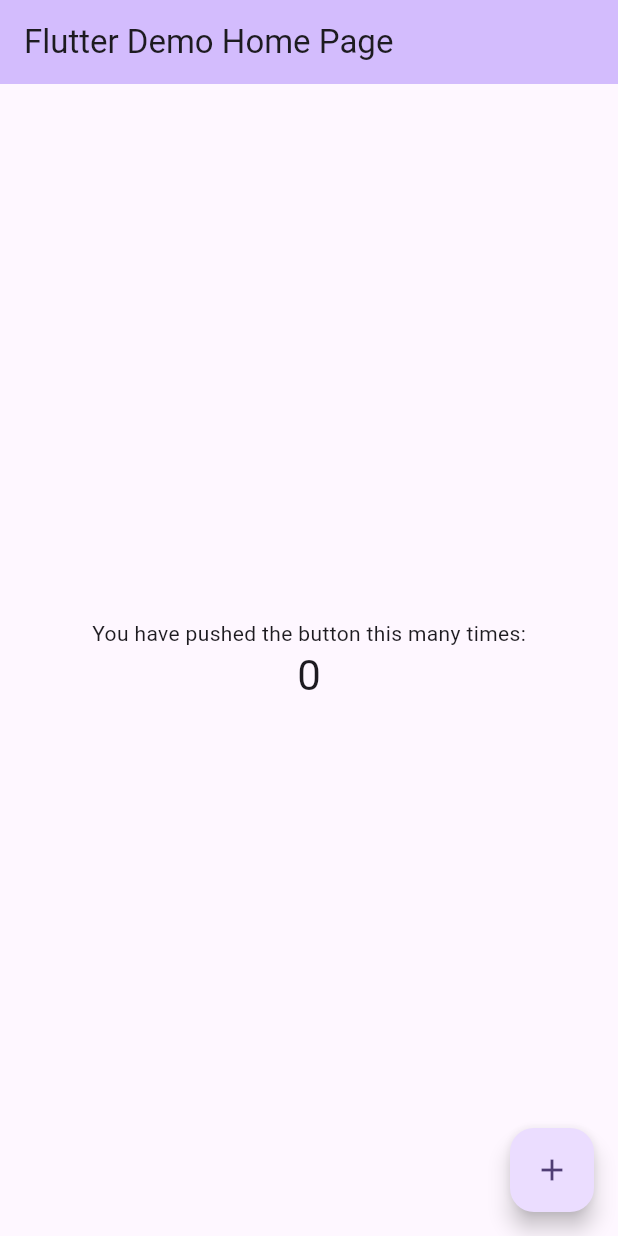
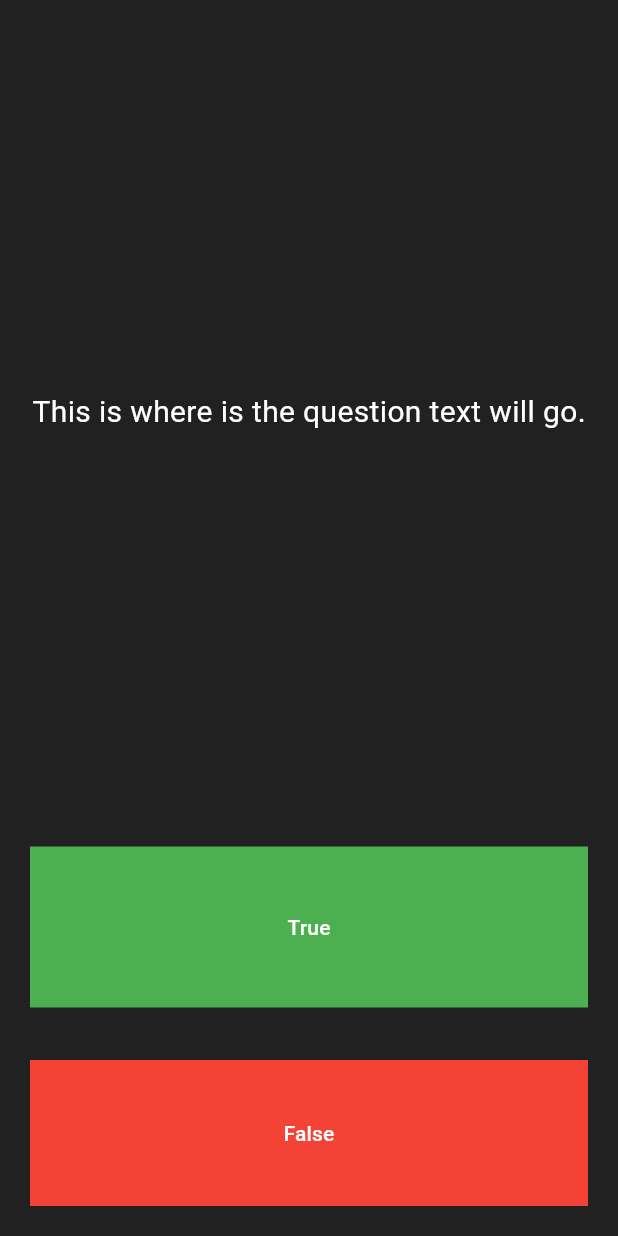
Before and after one commit to junsan/flutter_quiz, a Flutter app: the screen it shows after launch, on a phone screen of 412 x 824 dp. Run offline on Flutter 3.47's test engine with Material 3 defaults, Android fonts, the phone set to English and light mode, and no system bars.

Commit message:
update files

```diff
--- a/lib/main.dart
+++ b/lib/main.dart
@@ -1,125 +1,78 @@
+import 'package:flutter/cupertino.dart';
 import 'package:flutter/material.dart';
+import 'package:flutter/widgets.dart';
 
 void main() {
-  runApp(const MyApp());
+  runApp(const Quizzler());
 }
 
-class MyApp extends StatelessWidget {
-  const MyApp({super.key});
+class Quizzler extends StatefulWidget {
+  const Quizzler({super.key});
 
-  // This widget is the root of your application.
+  @override
+  State<Quizzler> createState() => _QuizzlerState();
+}
+
+class _QuizzlerState extends State<Quizzler> {
   @override
   Widget build(BuildContext context) {
     return MaterialApp(
-      title: 'Flutter Demo',
-      theme: ThemeData(
-        // This is the theme of your application.
-        //
-        // TRY THIS: Try running your application with "flutter run". You'll see
-        // the application has a purple toolbar. Then, without quitting the app,
-        // try changing the seedColor in the colorScheme below to Colors.green
-        // and then invoke "hot reload" (save your changes or press the "hot
-        // reload" button in a Flutter-supported IDE, or press "r" if you used
-        // the command line to start the app).
-        //
-        // Notice that the counter didn't reset back to zero; the application
-        // state is not lost during the reload. To reset the state, use hot
-        // restart instead.
-        //
-        // This works for code too, not just values: Most code changes can be
-        // tested with just a hot reload.
-        colorScheme: ColorScheme.fromSeed(seedColor: Colors.deepPurple),
-        useMaterial3: true,
+      debugShowCheckedModeBanner: false,
+      home: Scaffold(
+        backgroundColor: Colors.grey.shade900,
+        body: Column(
+          crossAxisAlignment: CrossAxisAlignment.stretch,
+          children: [
+            Expanded(
+              flex: 4,
+              child: Center(
+                child: Container(
+                  child: const Text('This is where is the question text will go.',
+                    style: TextStyle(
+                      color: Colors.white,
+                      fontSize: 20,
+                    ),
+                  ),
+                ),
+              ),
+            ),
+            Expanded(
+              flex: 1,
+              child: Container(
+                color: Colors.green,
+                margin: EdgeInsets.symmetric(vertical: 15, horizontal: 20),
+                child: TextButton(
+                  onPressed: () {
+
+                  },
+                  child: const Text('True',
+                    style: TextStyle(
+                      color: Colors.white
+                    ),
+                  ),
+                ),
+              ),
+            ),
+            Expanded(
+              flex: 1,
+              child: Container(
+                color: Colors.red,
+                margin: EdgeInsets.symmetric(vertical: 20, horizontal: 20),
+                child: TextButton(
+                  onPressed: () {
+
+                  },
+                  child: Text('False',
+                    style: TextStyle(
+                      color: Colors.white
+                    ),
+                  ),
+                ),
+              ),
+            )
+          ],
+        )
       ),
-      home: const MyHomePage(title: 'Flutter Demo Home Page'),
     );
   }
 }
-
-class MyHomePage extends StatefulWidget {
-  const MyHomePage({super.key, required this.title});
-
-  // This widget is the home page of your application. It is stateful, meaning
-  // that it has a State object (defined below) that contains fields that affect
-  // how it looks.
-
-  // This class is the configuration for the state. It holds the values (in this
-  // case the title) provided by the parent (in this case the App widget) and
-  // used by the build method of the State. Fields in a Widget subclass are
-  // always marked "final".
-
-  final String title;
-
-  @override
-  State<MyHomePage> createState() => _MyHomePageState();
-}
-
-class _MyHomePageState extends State<MyHomePage> {
-  int _counter = 0;
-
-  void _incrementCounter() {
-    setState(() {
-      // This call to setState tells the Flutter framework that something has
-      // changed in this State, which causes it to rerun the build method below
-      // so that the display can reflect the updated values. If we changed
-      // _counter without calling setState(), then the build method would not be
-      // called again, and so nothing would appear to happen.
-      _counter++;
-    });
-  }
-
-  @override
-  Widget build(BuildContext context) {
-    // This method is rerun every time setState is called, for instance as done
-    // by the _incrementCounter method above.
-    //
-    // The Flutter framework has been optimized to make rerunning build methods
-    // fast, so that you can just rebuild anything that needs updating rather
-    // than having to individually change instances of widgets.
-    return Scaffold(
-      appBar: AppBar(
-        // TRY THIS: Try changing the color here to a specific color (to
-        // Colors.amber, perhaps?) and trigger a hot reload to see the AppBar
-        // change color while the other colors stay the same.
-        backgroundColor: Theme.of(context).colorScheme.inversePrimary,
-        // Here we take the value from the MyHomePage object that was created by
-        // the App.build method, and use it to set our appbar title.
-        title: Text(widget.title),
-      ),
-      body: Center(
-        // Center is a layout widget. It takes a single child and positions it
-        // in the middle of the parent.
-        child: Column(
-          // Column is also a layout widget. It takes a list of children and
-          // arranges them vertically. By default, it sizes itself to fit its
-          // children horizontally, and tries to be as tall as its parent.
-          //
-          // Column has various properties to control how it sizes itself and
-          // how it positions its children. Here we use mainAxisAlignment to
-          // center the children vertically; the main axis here is the vertical
-          // axis because Columns are vertical (the cross axis would be
-          // horizontal).
-          //
-          // TRY THIS: Invoke "debug painting" (choose the "Toggle Debug Paint"
-          // action in the IDE, or press "p" in the console), to see the
-          // wireframe for each widget.
-          mainAxisAlignment: MainAxisAlignment.center,
-          children: <Widget>[
-            const Text(
-              'You have pushed the button this many times:',
-            ),
-            Text(
-              '$_counter',
-              style: Theme.of(context).textTheme.headlineMedium,
-            ),
-          ],
-        ),
-      ),
-      floatingActionButton: FloatingActionButton(
-        onPressed: _incrementCounter,
-        tooltip: 'Increment',
-        child: const Icon(Icons.add),
-      ), // This trailing comma makes auto-formatting nicer for build methods.
-    );
-  }
-}
```
